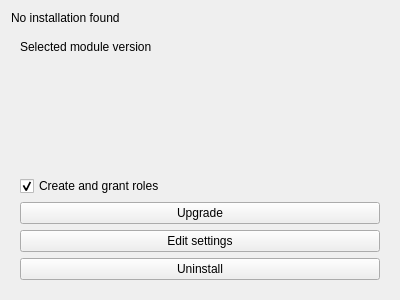
The window that oqtopus/ui/module_widget.ui (ponceta/oqtopus) describes before a commit, drawn with Qt 5.
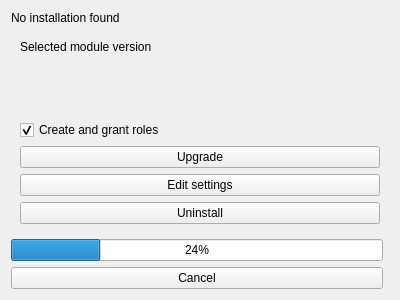
The same window after the commit. Custom widgets are drawn as their Qt base class.

Commit message: perform operations in background, show progress bar, allow to cancel

```diff
--- a/oqtopus/ui/module_widget.ui
+++ b/oqtopus/ui/module_widget.ui
@@ -155,6 +155,20 @@
      </widget>
     </widget>
    </item>
+   <item row="3" column="0">
+    <widget class="QPushButton" name="moduleInfo_cancel_button">
+     <property name="text">
+      <string>Cancel</string>
+     </property>
+    </widget>
+   </item>
+   <item row="2" column="0">
+    <widget class="QProgressBar" name="moduleInfo_progressbar">
+     <property name="value">
+      <number>24</number>
+     </property>
+    </widget>
+   </item>
   </layout>
  </widget>
  <customwidgets>
```
The commit also changes 8 other files.
